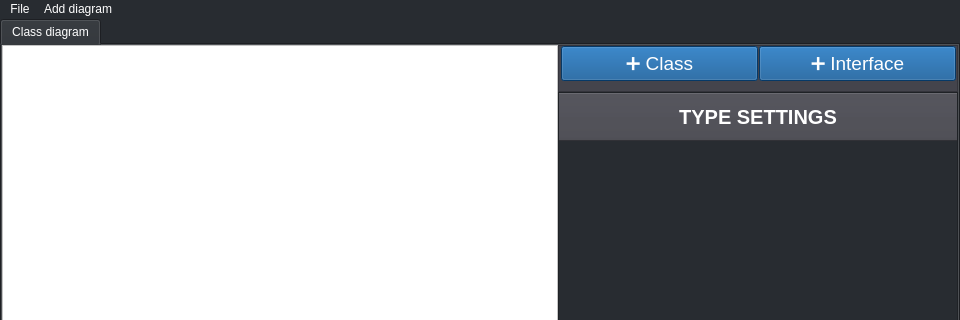
Before: the Qt Designer form src/view/mainwindow.ui in hungdojan/ICP_Project, drawn with Qt 5; both pictures show x 0 to 960 and y 0 to 320 of the 960 by 540 pixel window.
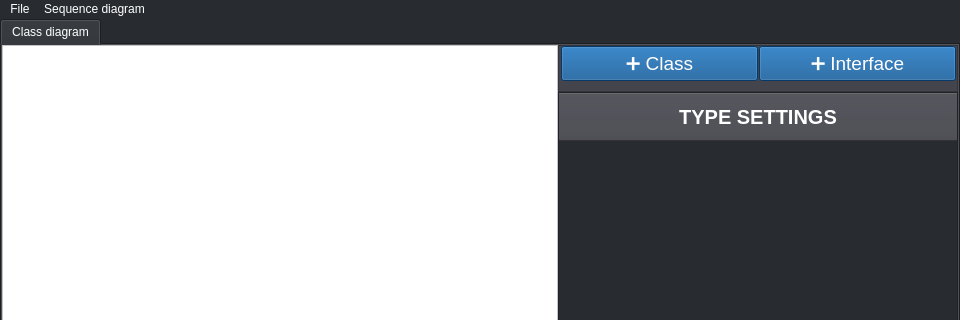
After: the same form once the commit is applied.

The edit to the form file:
```diff
--- a/src/view/mainwindow.ui
+++ b/src/view/mainwindow.ui
@@ -257,7 +257,7 @@
    </widget>
    <widget class="QMenu" name="menuDiagram">
     <property name="title">
-     <string>Add diagram</string>
+     <string>Sequence diagram</string>
     </property>
     <addaction name="actionAdd"/>
     <addaction name="actionDelete"/>
```
